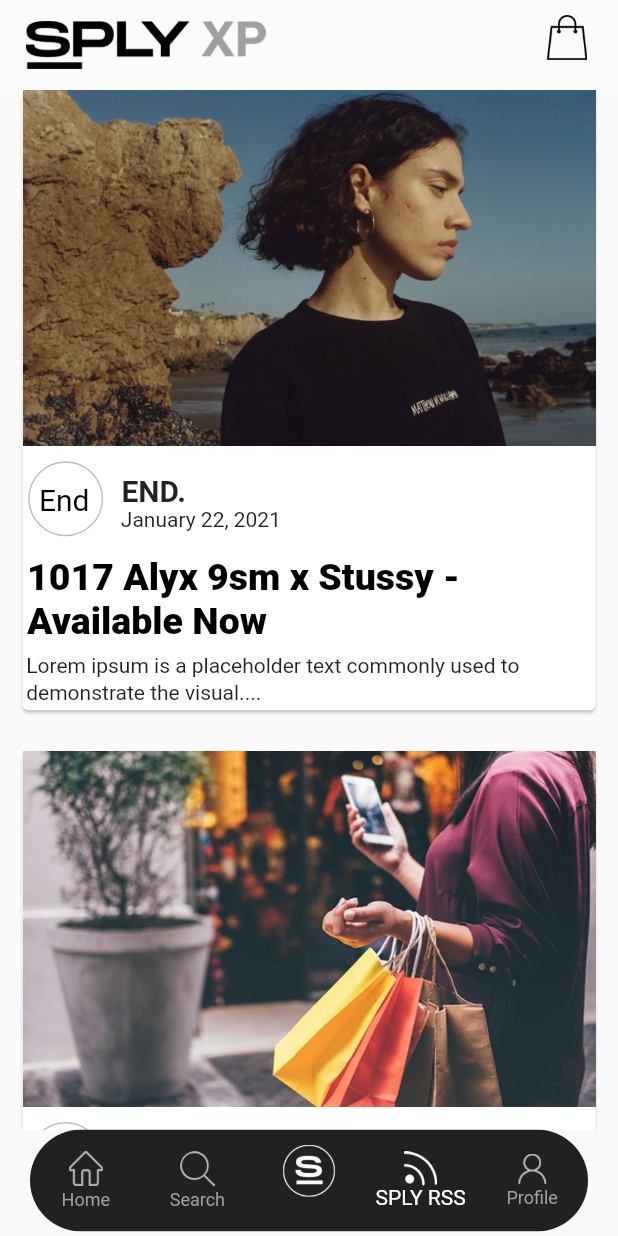
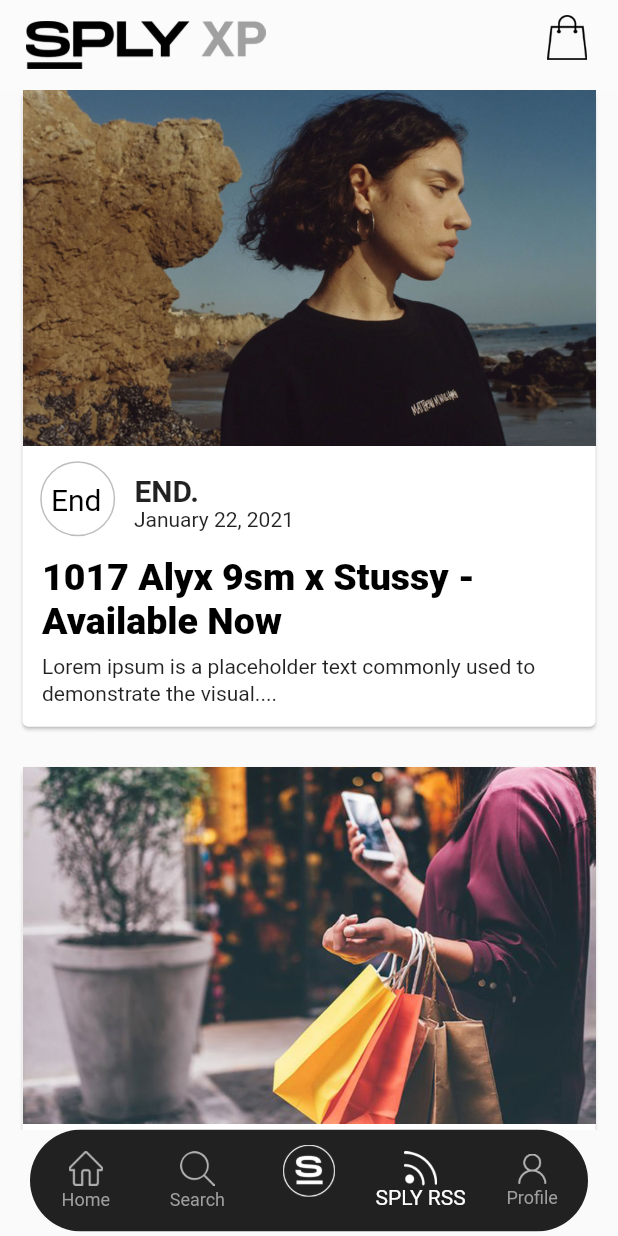
Before and after one commit to ZohaibAlvi98/appFrontend, a Flutter app: the screen it shows after launch, item 4 of the bottom bar chosen, on a phone screen of 412 x 824 dp. Run offline on Flutter 3.47's test engine with Material 2 defaults, Android fonts, the phone set to English and light mode, and no system bars; our stand-ins replace carousel_slider, chewie, image_picker, video_player; missing offline and left inert: dart:ffi.

Commit message:
added fixes

```diff
--- a/lib/views/cart/cart.dart
+++ b/lib/views/cart/cart.dart
@@ -208,7 +208,7 @@
                       style: TextStyle(
                           fontSize: width < 400 ? 14 : 14.5,
                           color: Colors.black),
-                    ))
+                    )),
               ],
             )),
         Padding(
--- a/lib/views/sply-network.dart
+++ b/lib/views/sply-network.dart
@@ -48,12 +48,12 @@
                   fit: BoxFit.contain,
                 ),
                 Align(
-                  alignment: Alignment.centerLeft,
+                  // alignment: Alignment.centerLeft,
                   child: Row(
                     children: [
                       Container(
                         margin:
-                            EdgeInsets.symmetric(vertical: 10, horizontal: 2),
+                            EdgeInsets.symmetric(vertical: 10, horizontal: 10),
                         width: width * 0.13,
                         height: 50,
                         decoration: new BoxDecoration(
@@ -78,13 +78,13 @@
                         ),
                       ),
                       Padding(
-                          padding: EdgeInsets.only(top: 5.0, left: 0),
+                          padding: EdgeInsets.only(top: 5.0, left: .7),
                           child: Column(
                             children: [
                               Padding(
                                 padding: width < 400
-                                    ? EdgeInsets.only(right: 45.0)
-                                    : EdgeInsets.only(right: 55.0),
+                                    ? EdgeInsets.only(right: 55.0)
+                                    : EdgeInsets.only(right: 63.0),
                                 child: Text(
                                   'END.',
                                   style: TextStyle(
@@ -93,7 +93,7 @@
                                 ),
                               ),
                               Padding(
-                                padding: EdgeInsets.only(left: 8.0),
+                                padding: EdgeInsets.only(left: 0.0),
                                 child: Text(
                                   'January 22, 2021',
                                   style: TextStyle(
@@ -112,7 +112,7 @@
                       Align(
                           alignment: Alignment.centerLeft,
                           child: Padding(
-                            padding: EdgeInsets.only(left: 3.0),
+                            padding: EdgeInsets.only(left: 13.0),
                             child: Text(
                               '1017 Alyx 9sm x Stussy - Available Now',
                               style: TextStyle(
@@ -124,7 +124,8 @@
                       Align(
                         alignment: Alignment.centerLeft,
                         child: Padding(
-                          padding: EdgeInsets.only(top: 6.0, left: 2.5),
+                          padding:
+                              EdgeInsets.only(top: 7.0, left: 13, bottom: 10),
                           child: Text(
                             'Lorem ipsum is a placeholder text commonly used to demonstrate the visual....',
                             style: TextStyle(height: 1.3),
```
